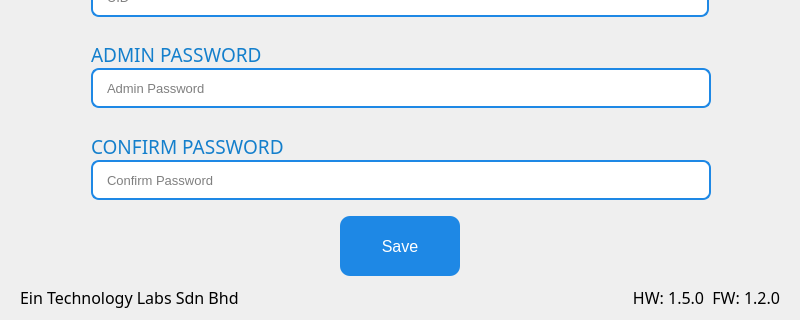
This is QT_APP/registration.ui in eSpark-Backup/nabilfesal-msm-fw as Qt 5 draws it before an edit; both pictures show x 0 to 800 and y 160 to 480 of the 800 by 480 pixel window. The edited form follows.
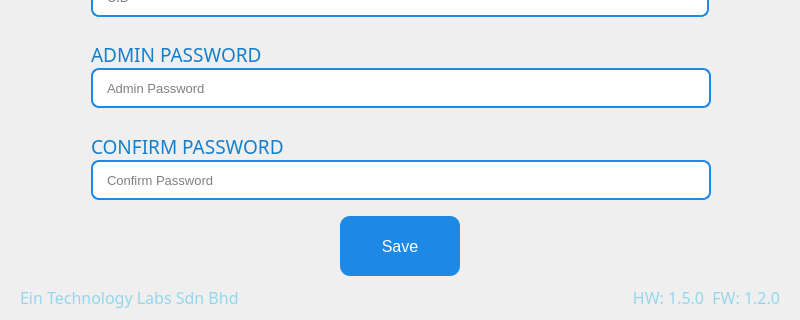
This is the edited form. Icons and pictures are not drawn.

The edit to the form file:
```diff
--- a/QT_APP/registration.ui
+++ b/QT_APP/registration.ui
@@ -372,6 +372,9 @@
          <pointsize>12</pointsize>
         </font>
        </property>
+       <property name="styleSheet">
+        <string notr="true">color: rgb(148, 214, 235);</string>
+       </property>
        <property name="text">
         <string>Ein Technology Labs Sdn Bhd</string>
        </property>
@@ -385,6 +388,9 @@
          <pointsize>12</pointsize>
         </font>
        </property>
+       <property name="styleSheet">
+        <string notr="true">color: rgb(148, 214, 235);</string>
+       </property>
        <property name="text">
         <string>HW: 1.5.0  FW: 1.2.0</string>
        </property>
```
